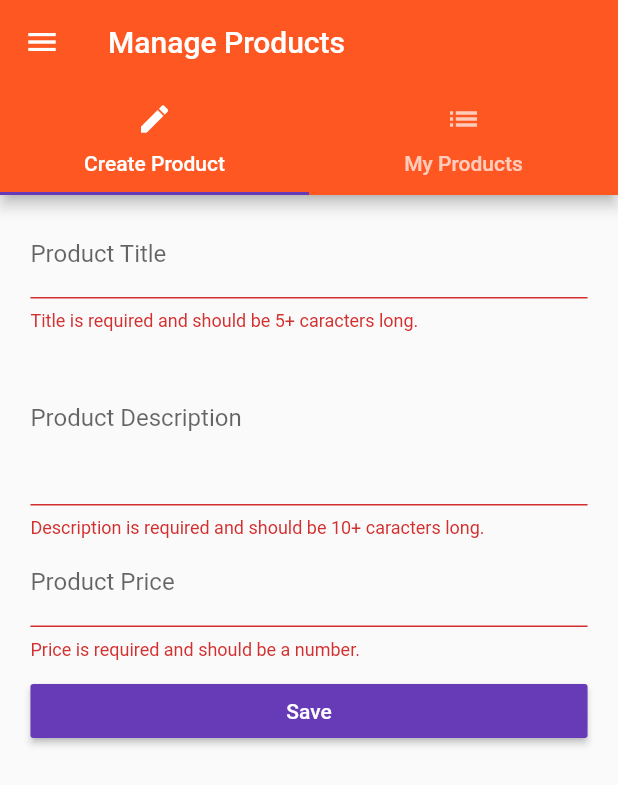
After one commit to GianclaudioCarella/flutter_course, a Flutter app: the ProductsAdminPage screen opened by its route, after a tap on "Save", on a phone screen of 412 x 824 dp. The commit adds this screen. Shown: the top 785 px of the screen. Run offline on Flutter 3.47's test engine with Material 2 defaults, Android fonts, the phone set to English and light mode, and no system bars.

Commit message:
Working with Forms - Part 2

```diff
--- a/lib/main.dart
+++ b/lib/main.dart
@@ -32,6 +32,12 @@ class _MyAppState extends State<MyApp> {
     });
   }
 
+  void _updateProduct(int index, Map<String, dynamic> product) {
+    setState(() {
+      _products[index] = product;
+    });
+  }
+
   void _deleteProduct(int index) {
     setState(() {
       _products.removeAt(index);
@@ -54,7 +60,7 @@ class _MyAppState extends State<MyApp> {
         '/': (BuildContext context) => AuthPage(),
         '/products': (BuildContext context) => ProductsPage(_products),
         '/admin': (BuildContext context) =>
-            ProductsAdminPage(_addProduct, _deleteProduct)
+            ProductsAdminPage(_addProduct, _updateProduct, _deleteProduct, _products)
       },
       onGenerateRoute: (RouteSettings settings) {
         final List<String> pathElements = settings.name.split('/');
--- /dev/null
+++ b/lib/pages/product_edit.dart
@@ -0,0 +1,162 @@
+import 'package:flutter/material.dart';
+
+import '../widgets/helpers/ensure-visible.dart';
+
+class ProductEditPage extends StatefulWidget {
+  final Function addProduct;
+  final Function updateProduct;
+  final Map<String, dynamic> product;
+  final int productIndex;
+
+  ProductEditPage(
+      {this.addProduct,
+      this.updateProduct,
+      this.product,
+      this.productIndex}); // {} to opcional parameters
+
+  @override
+  State<StatefulWidget> createState() {
+    return _ProductEditPageState();
+  }
+}
+
+class _ProductEditPageState extends State<ProductEditPage> {
+  final Map<String, dynamic> _formData = {
+    'title': null,
+    'description': null,
+    'price': null,
+    'image': 'assets/food.jpg'
+  };
+  final GlobalKey<FormState> _formKey = GlobalKey<FormState>();
+  final _titleFocusNode = FocusNode();
+  final _descriptionFocusNode = FocusNode();
+  final _priceFocusNode = FocusNode();
+
+  Widget _buildTitleTextField() {
+    return EnsureVisibleWhenFocused(
+      focusNode: _titleFocusNode,
+      child: TextFormField(
+        focusNode: _titleFocusNode,
+        decoration: InputDecoration(labelText: 'Product Title'),
+        initialValue: widget.product == null ? '' : widget.product['title'],
+        validator: (String value) {
+          if (value.isEmpty || value.length < 5) {
+            return 'Title is required and should be 5+ caracters long.';
+          }
+        },
+        onSaved: (String value) {
+          _formData['title'] = value;
+        },
+      ),
+    );
+  }
+
+  Widget _buildDescriptionTextField() {
+    return EnsureVisibleWhenFocused(
+      focusNode: _descriptionFocusNode,
+      child: TextFormField(
+        focusNode: _descriptionFocusNode,
+        decoration: InputDecoration(labelText: 'Product Description'),
+        initialValue:
+            widget.product == null ? '' : widget.product['description'],
+        validator: (String value) {
+          if (value.isEmpty || value.length < 10) {
+            return 'Description is required and should be 10+ caracters long.';
+          }
+          ;
+        },
+        maxLines: 4,
+        onSaved: (String value) {
+          _formData['description'] = value;
+        },
+      ),
+    );
+  }
+
+  Widget _buildPriceTextField() {
+    return EnsureVisibleWhenFocused(
+      focusNode: _priceFocusNode,
+      child: TextFormField(
+        focusNode: _priceFocusNode,
+        decoration: InputDecoration(labelText: 'Product Price'),
+        initialValue:
+            widget.product == null ? '' : widget.product['price'].toString(),
+        validator: (String value) {
+          if (value.isEmpty ||
+              !RegExp(r'^(?:[1-9]\d*|0)?(?:\.\d+)?$').hasMatch(value)) {
+            return 'Price is required and should be a number.';
+          }
+        },
+        keyboardType: TextInputType.number,
+        onSaved: (String value) {
+          _formData['price'] = double.parse(value);
+        },
+      ),
+    );
+  }
+
+  void _submitForm() {
+    if (!_formKey.currentState.validate()) {
+      return;
+    }
+    _formKey.currentState.save();
+    if (widget.product == null) {
+      widget.addProduct(_formData);
+    } else {
+      widget.updateProduct(widget.productIndex, _formData);
+    }
+
+    Navigator.pushReplacementNamed(context, '/products');
+  }
+
+  @override
+  Widget build(BuildContext context) {
+    final double deviceWidth = MediaQuery.of(context).size.width;
+    final double targetWidth = deviceWidth > 550.0 ? 500.0 : deviceWidth * 0.95;
+    final double targetPadding = deviceWidth - targetWidth;
+    final Widget pageContent = GestureDetector(
+      onTap: () {
+        FocusScope.of(context).requestFocus(FocusNode());
+      },
+      child: Container(
+        margin: EdgeInsets.all(10.0),
+        child: Form(
+          key: _formKey,
+          child: ListView(
+            padding: EdgeInsets.symmetric(horizontal: targetPadding / 2),
+            children: <Widget>[
+              _buildTitleTextField(),
+              _buildDescriptionTextField(),
+              _buildPriceTextField(),
+              SizedBox(
+                height: 10.0,
+              ),
+              RaisedButton(
+                child: Text('Save'),
+                color: Theme.of(context).accentColor,
+                textColor: Colors.white,
+                onPressed: _submitForm,
+              )
+              // GestureDetector(
+              //   onTap: _submitForm,
+              //   child: Container(
+              //     color: Colors.green,
+              //     padding: EdgeInsets.all(5.0),
+              //     child: Text('My Button'),
+              //   ),
+              // ),
+            ],
+          ),
+        ),
+      ),
+    );
+    return widget.product == null
+        ? pageContent
+        : Scaffold(
+            appBar: AppBar(
+              title: Text('Edit Product'),
+            ),
+            body: pageContent,
+          );
+  }
+}
--- a/lib/pages/product_list.dart
+++ b/lib/pages/product_list.dart
@@ -1,10 +1,35 @@
 import 'package:flutter/material.dart';
 
+import './product_edit.dart';
+
 class ProductListPage extends StatelessWidget {
+  final Function updateProduct;
+  final List<Map<String, dynamic>> products;
+
+  ProductListPage(this.products, this.updateProduct);
   @override
   Widget build(BuildContext context) {
-   return Center(
-      child: Text('Product List'),
+    return ListView.builder(
+      itemBuilder: (BuildContext context, int index) {
+        return ListTile(
+          leading: Image.asset(products[index]['image']),
+          title: Text(products[index]['title']),
+          trailing: IconButton(
+            icon: Icon(Icons.edit),
+            onPressed: () {
+              Navigator.of(context).push(
+                MaterialPageRoute(
+                  builder: (BuildContext context) {
+                    return ProductEditPage(
+                        product: products[index], updateProduct: updateProduct, productIndex: index,);
+                  },
+                ),
+              );
+            },
+          ),
+        );
+      },
+      itemCount: products.length,
     );
   }
 }
--- a/lib/pages/products_admin.dart
+++ b/lib/pages/products_admin.dart
@@ -1,15 +1,17 @@
 import 'package:flutter/material.dart';
 
-import './product_create.dart';
+import './product_edit.dart';
 import './product_list.dart';
 
 class ProductsAdminPage extends StatelessWidget {
   final Function addProduct;
   final Function deleteProduct;
+  final Function updateProduct;
+  final List<Map<String, dynamic>> products;
 
-  ProductsAdminPage(this.addProduct, this.deleteProduct);
+  ProductsAdminPage(this.addProduct, this.updateProduct, this.deleteProduct, this.products);
 
-  Widget _buildSideDrawer(BuildContext context){
+  Widget _buildSideDrawer(BuildContext context) {
     return Drawer(
       child: Column(
         children: <Widget>[
@@ -51,7 +53,10 @@ class ProductsAdminPage extends StatelessWidget {
           ),
         ),
         body: TabBarView(
-          children: <Widget>[ProductCreatePage(addProduct), ProductListPage()],
+          children: <Widget>[
+            ProductEditPage(addProduct: addProduct),
+            ProductListPage(products, updateProduct)
+          ],
         ),
       ),
     );
--- /dev/null
+++ b/lib/widgets/helpers/ensure-visible.dart
@@ -0,0 +1,86 @@
+import 'dart:async';
+
+import 'package:flutter/rendering.dart';
+import 'package:flutter/widgets.dart';
+import 'package:meta/meta.dart';
+
+class EnsureVisibleWhenFocused extends StatefulWidget {
+  const EnsureVisibleWhenFocused({
+    Key key,
+    @required this.child,
+    @required this.focusNode,
+    this.curve: Curves.ease,
+    this.duration: const Duration(milliseconds: 100),
+  }) : super(key: key);
+
+  /// The node we will monitor to determine if the child is focused
+  final FocusNode focusNode;
+
+  /// The child widget that we are wrapping
+  final Widget child;
+
+  /// The curve we will use to scroll ourselves into view.
+  ///
+  /// Defaults to Curves.ease.
+  final Curve curve;
+
+  /// The duration we will use to scroll ourselves into view
+  ///
+  /// Defaults to 100 milliseconds.
+  final Duration duration;
+
+  EnsureVisibleWhenFocusedState createState() => new EnsureVisibleWhenFocusedState();
+}
+
+class EnsureVisibleWhenFocusedState extends State<EnsureVisibleWhenFocused> {
+  @override
+  void initState() {
+    super.initState();
+    widget.focusNode.addListener(_ensureVisible);
+  }
+
+  @override
+  void dispose() {
+    super.dispose();
+    widget.focusNode.removeListener(_ensureVisible);
+  }
+
+  Future<Null> _ensureVisible() async {
+    // Wait for the keyboard to come into view
+    // TODO: position doesn't seem to notify listeners when metrics change,
+    // perhaps a NotificationListener around the scrollable could avoid
+    // the need insert a delay here.
+    await Future.delayed(const Duration(milliseconds: 300));
+
+    if (!widget.focusNode.hasFocus)
+      return;
+
+    final RenderObject object = context.findRenderObject();
+    final RenderAbstractViewport viewport = RenderAbstractViewport.of(object);
+    assert(viewport != null);
+
+    ScrollableState scrollableState = Scrollable.of(context);
+    assert(scrollableState != null);
+
+    ScrollPosition position = scrollableState.position;
+    double alignment;
+    if (position.pixels > viewport.getOffsetToReveal(object, 0.0).offset) {
+      // Move down to the top of the viewport
+      alignment = 0.0;
+    } else if (position.pixels < viewport.getOffsetToReveal(object, 1.0).offset) {
+      // Move up to the bottom of the viewport
+      alignment = 1.0;
+    } else {
+      // No scrolling is necessary to reveal the child
+      return;
+    }
+    position.ensureVisible(
+      object,
+      alignment: alignment,
+      duration: widget.duration,
+      curve: widget.curve,
+    );
+  }
+
+  Widget build(BuildContext context) => widget.child;
+}
```
Also changed, not shown: lib/pages/auth.dart (+38 -14 lines), lib/pages/product_create.dart (deleted, +0 -119 lines). Lines whose indentation alone changed are shown as unchanged.
